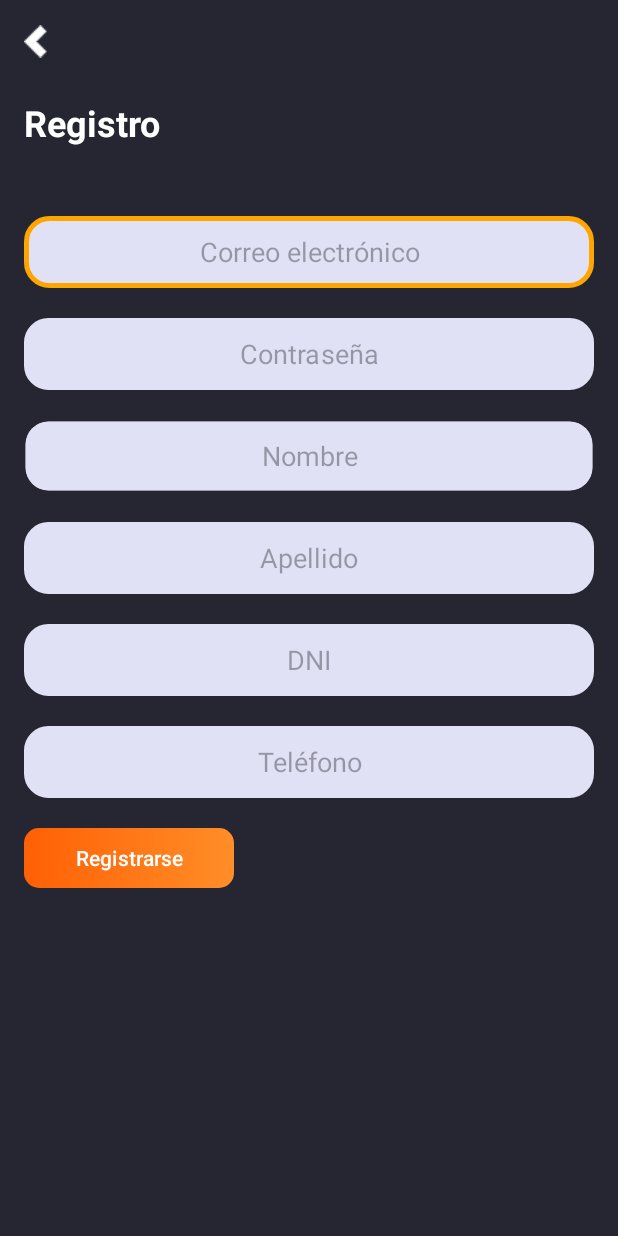
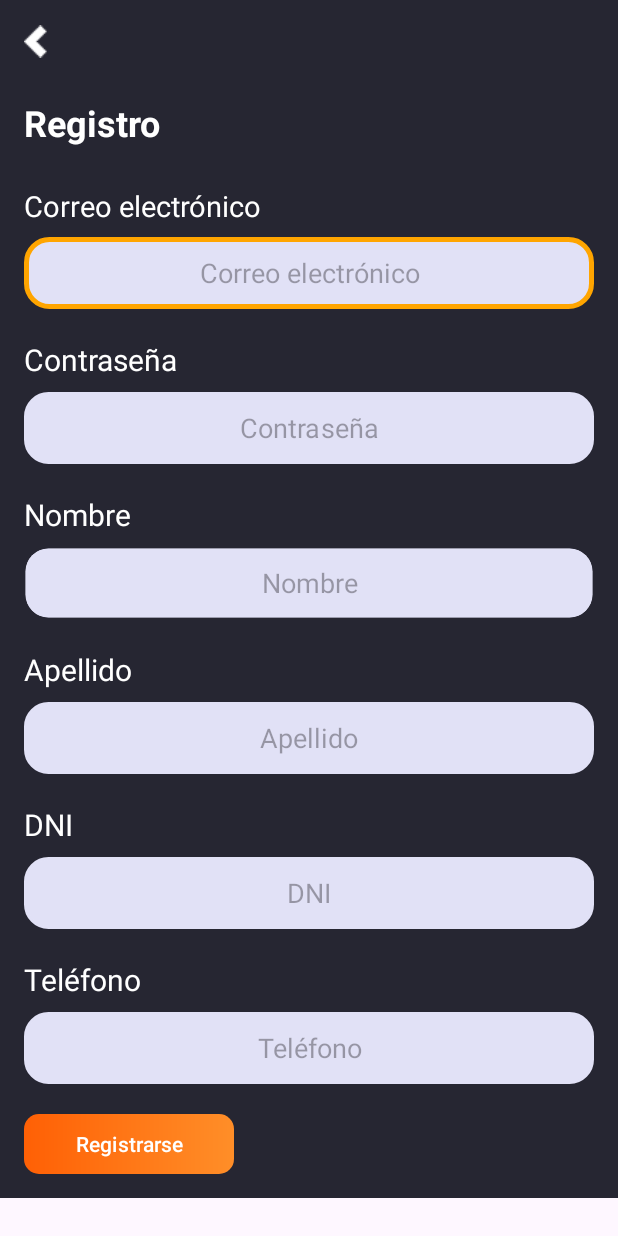
Before and after one commit to grupoA7ISPC/MisRutinas-PracticasProfesionalizante, an Android app: the RegistroActivity screen opened directly, with no data from a screen before it, after a tap on "Registrarse", on a phone screen of 412 x 824 dp. Run offline under Robolectric (Android 15) with nearby library versions, the phone set to English and light mode, and no system bars; our stand-ins replace Firebase (no records; nobody signed in at launch, a user with empty details on screens opened directly).

Commit message:
Suma TextViews de validaciones y arregla bug tel inserción en bd local

```diff
--- a/Movil/app/src/main/java/com/cdp/misrutinas/CrudCliente.java
+++ b/Movil/app/src/main/java/com/cdp/misrutinas/CrudCliente.java
@@ -130,6 +130,7 @@ public class CrudCliente extends MRSQLiteHelper{
                 values.put("nombre", nombre); // NULL
                 values.put("apellido", apellido); // NULL
                 values.put("dni", dni); // NULL
+                values.put("tel", tel);
                 values.put("id_rol", 1); // NOT NULL
 
                 long idUsuario = db.insert("Usuario", null, values);
--- a/Movil/app/src/main/java/com/cdp/misrutinas/RegistroActivity.java
+++ b/Movil/app/src/main/java/com/cdp/misrutinas/RegistroActivity.java
@@ -20,14 +20,8 @@ import com.google.firebase.auth.FirebaseUser;
 
 public class RegistroActivity extends AppCompatActivity {
     private CrudCliente crud;
-    private EditText textNombre;
-    private EditText textApellido;
-    private EditText textDNI;
-    private EditText textEmail;
-
-    private EditText textPassword;
-
-    private EditText textTel;
+    private EditText textNombre, textApellido, textDNI, textEmail, textPassword, textTel;
+    private TextView emailError, passwordError, nombreError, apellidoError, dniError, telError;
 
     private Button btnInsertar;
     private FirebaseAuth mAuth;
@@ -45,10 +39,16 @@ public class RegistroActivity extends AppCompatActivity {
         textTel = findViewById(R.id.textTel);
         btnInsertar = findViewById(R.id.btnInsertar);
 
+        emailError = findViewById(R.id.emailError);
+        passwordError = findViewById(R.id.passwordError);
+        nombreError = findViewById(R.id.nombreError);
+        apellidoError = findViewById(R.id.apellidoError);
+        dniError = findViewById(R.id.dniError);
+        telError = findViewById(R.id.telError);
+
         // Inicializa Firebase Authentication
         mAuth = FirebaseAuth.getInstance();
         crud = new CrudCliente(this);
-
 
         btnInsertar.setOnClickListener(new View.OnClickListener() {
             @Override
@@ -60,10 +60,17 @@ public class RegistroActivity extends AppCompatActivity {
                 final String dni = textDNI.getText().toString();
                 final String tel = textTel.getText().toString();
 
-                if (TextUtils.isEmpty(email) || TextUtils.isEmpty(password)) {
-                    Toast.makeText(RegistroActivity.this, "Rellene todos los campos.", Toast.LENGTH_SHORT).show();
-                    return;
-                }
+//                if (TextUtils.isEmpty(email) || TextUtils.isEmpty(password)) {
+//                    Toast.makeText(RegistroActivity.this, "Rellene todos los campos.", Toast.LENGTH_SHORT).show();
+//                    return;
+//                }
+
+                emailError.setVisibility(View.GONE);
+                passwordError.setVisibility(View.GONE);
+                nombreError.setVisibility(View.GONE);
+                apellidoError.setVisibility(View.GONE);
+                dniError.setVisibility(View.GONE);
+                telError.setVisibility(View.GONE);
 
                 boolean validUser = crud.isValidUser(email, password, nombre, apellido, dni, tel);
 
@@ -85,7 +92,7 @@ public class RegistroActivity extends AppCompatActivity {
                                             irLogin();
                                         } else {
                                             // Registro exitoso en Firebase, pero error en la base de datos local
-                                            Toast.makeText(RegistroActivity.this, "Registro exitoso en Firebase, pero error al insertar el registro en la base de datos local.", Toast.LENGTH_SHORT).show();
+                                            Toast.makeText(RegistroActivity.this, "Exito en Firebase, error local", Toast.LENGTH_SHORT).show();
                                         }
                                     } else {
                                         // Si el registro falla en Firebase, muestra un mensaje de error
--- /dev/null
+++ b/Movil/app/src/main/java/com/cdp/misrutinas/data/ValidationUserResult.java
@@ -0,0 +1,15 @@
+package com.cdp.misrutinas.data;
+
+public class ValidationUserResult {
+    public boolean isValid;
+    public String emailError;
+    public String passwordError;
+    public String nombreError;
+    public String apellidoError;
+    public String dniError;
+    public String telError;
+
+    public ValidationUserResult() {
+        this.isValid = true;
+    }
+}
--- a/Movil/app/src/main/res/layout/activity_registro.xml
+++ b/Movil/app/src/main/res/layout/activity_registro.xml
@@ -1,4 +1,9 @@
 <?xml version="1.0" encoding="utf-8"?>
+<ScrollView
+    xmlns:android="http://schemas.android.com/apk/res/android"
+    android:layout_width="match_parent"
+    android:layout_height="match_parent">
+
 <LinearLayout xmlns:android="http://schemas.android.com/apk/res/android"
     xmlns:app="http://schemas.android.com/apk/res-auto"
     xmlns:tools="http://schemas.android.com/tools"
@@ -28,18 +33,48 @@
         android:textSize="24sp"
         android:textStyle="bold" />
 
+    <TextView
+        android:id="@+id/labelEmail"
+        android:labelFor="@id/textEmail"
+        android:text="@string/inputCorreo"
+        android:layout_width="match_parent"
+        android:layout_height="wrap_content"
+        android:textColor="@color/white"
+        android:textSize="19sp"
+        android:layout_marginBottom="8dp"/>
+
     <EditText
         android:id="@+id/textEmail"
         android:layout_width="match_parent"
         android:layout_height="48dp"
         android:ems="10"
         android:hint="@string/inputCorreo"
+        android:textColor="@color/black"
         android:inputType="textEmailAddress"
         android:textAlignment="center"
         android:visibility="visible"
         android:background="@drawable/input_generico"
+        android:maxLength="150"/>
+
+    <TextView
+        android:id="@+id/emailError"
+        android:layout_width="match_parent"
+        android:layout_height="wrap_content"
+        android:textColor="@color/danger"
+        android:textSize="18sp"
+        android:textAlignment="center"
+        android:visibility="gone" />
+
+    <TextView
+        android:id="@+id/labelPassword"
+        android:labelFor="@id/textPassword"
+        android:text="@string/inputContraseña"
         android:layout_marginTop="20dp"
-        android:maxLength="150"/>
+        android:layout_width="match_parent"
+        android:layout_height="wrap_content"
+        android:textColor="@color/white"
+        android:textSize="20sp"
+        android:layout_marginBottom="8dp"/>
 
     <EditText
         android:id="@+id/textPassword"
@@ -51,8 +86,27 @@
         android:textAlignment="center"
         android:visibility="visible"
         android:background="@drawable/input_generico"
+        android:maxLength="24"/>
+
+    <TextView
+        android:id="@+id/passwordError"
+        android:layout_width="match_parent"
+        android:layout_height="wrap_content"
+        android:textColor="@color/danger"
+        android:textSize="18sp"
+        android:textAlignment="center"
+        android:visibility="gone" />
+
+    <TextView
+        android:id="@+id/labelNombre"
+        android:labelFor="@id/textNombre"
+        android:text="@string/inputNombre"
         android:layout_marginTop="20dp"
-        android:maxLength="24"/>
+        android:layout_width="match_parent"
+        android:layout_height="wrap_content"
+        android:textColor="@color/white"
+        android:textSize="20sp"
+        android:layout_marginBottom="8dp"/>
 
     <EditText
         android:id="@+id/textNombre"
@@ -65,15 +119,33 @@
         android:textAlignment="center"
         android:visibility="visible"
         android:background="@drawable/input_generico"
-        android:layout_marginTop="20dp"
         android:maxLength="15"
         />
+
+    <TextView
+        android:id="@+id/nombreError"
+        android:layout_width="match_parent"
+        android:layout_height="wrap_content"
+        android:textColor="@color/danger"
+        android:textSize="18sp"
+        android:textAlignment="center"
+        android:visibility="gone" />
+
+    <TextView
+        android:id="@+id/labelApellido"
+        android:labelFor="@id/textApellido"
+        android:text="@string/inputApellido"
+        android:layout_marginTop="20dp"
+        android:layout_width="match_parent"
+        android:layout_height="wrap_content"
+        android:textColor="@color/white"
+        android:textSize="20sp"
+        android:layout_marginBottom="8dp"/>
 
     <EditText
         android:id="@+id/textApellido"
         android:layout_width="match_parent"
         android:layout_height="48dp"
-        android:layout_marginTop="20dp"
         android:background="@drawable/input_generico"
         android:ems="10"
         android:hint="@string/inputApellido"
@@ -82,11 +154,30 @@
         android:visibility="visible"
         android:maxLength="15"/>
 
+    <TextView
+        android:id="@+id/apellidoError"
+        android:layout_width="match_parent"
+        android:layout_height="wrap_content"
+        android:textColor="@color/danger"
+        android:textSize="18sp"
+        android:textAlignment="center"
+        android:visibility="gone" />
+
+    <TextView
+        android:id="@+id/labelDNI"
+        android:labelFor="@id/textDNI"
+        android:text="@string/inputDNI"
+        android:layout_marginTop="20dp"
+        android:layout_width="match_parent"
+        android:layout_height="wrap_content"
+        android:textColor="@color/white"
+        android:textSize="20sp"
+        android:layout_marginBottom="8dp"/>
+
     <EditText
         android:id="@+id/textDNI"
         android:layout_width="match_parent"
         android:layout_height="48dp"
-        android:layout_marginTop="20dp"
         android:background="@drawable/input_generico"
         android:ems="10"
         android:hint="@string/inputDNI"
@@ -95,11 +186,30 @@
         android:visibility="visible"
         android:maxLength="8"/>
 
+    <TextView
+        android:id="@+id/dniError"
+        android:layout_width="match_parent"
+        android:layout_height="wrap_content"
+        android:textColor="@color/danger"
+        android:textSize="18sp"
+        android:textAlignment="center"
+        android:visibility="gone" />
+
+    <TextView
+        android:id="@+id/labelTel"
+        android:labelFor="@id/textTel"
+        android:text="@string/inputTel"
+        android:layout_marginTop="20dp"
+        android:layout_width="match_parent"
+        android:layout_height="wrap_content"
+        android:textColor="@color/white"
+        android:textSize="20sp"
+        android:layout_marginBottom="8dp"/>
+
     <EditText
         android:id="@+id/textTel"
         android:layout_width="match_parent"
         android:layout_height="48dp"
-        android:layout_marginTop="20dp"
         android:background="@drawable/input_generico"
         android:ems="10"
         android:hint="@string/inputTel"
@@ -108,6 +218,15 @@
         android:visibility="visible"
         android:maxLength="15"
         />
+
+    <TextView
+        android:id="@+id/telError"
+        android:layout_width="match_parent"
+        android:layout_height="wrap_content"
+        android:textColor="@color/danger"
+        android:textSize="18sp"
+        android:textAlignment="center"
+        android:visibility="gone" />
 
     <Button
         android:id="@+id/btnInsertar"
@@ -118,4 +237,6 @@
         android:onClick="btnRegistro"
         android:layout_marginTop="20dp"
         app:backgroundTint="@null" />
+
 </LinearLayout>
+</ScrollView>
--- a/Movil/app/src/main/res/values/colors.xml
+++ b/Movil/app/src/main/res/values/colors.xml
@@ -9,6 +9,7 @@
     <color name="secondaryText">#70707B</color>
     <color name="gris">#E0E0E0</color>
     <color name="inputs">#E1E1F6</color>
+    <color name="danger">#bd2130</color>
     <color name="verdeSocios">#00ADB5</color>
     <color name="rojoEntrenador">#D04242</color>
 </resources>
```
